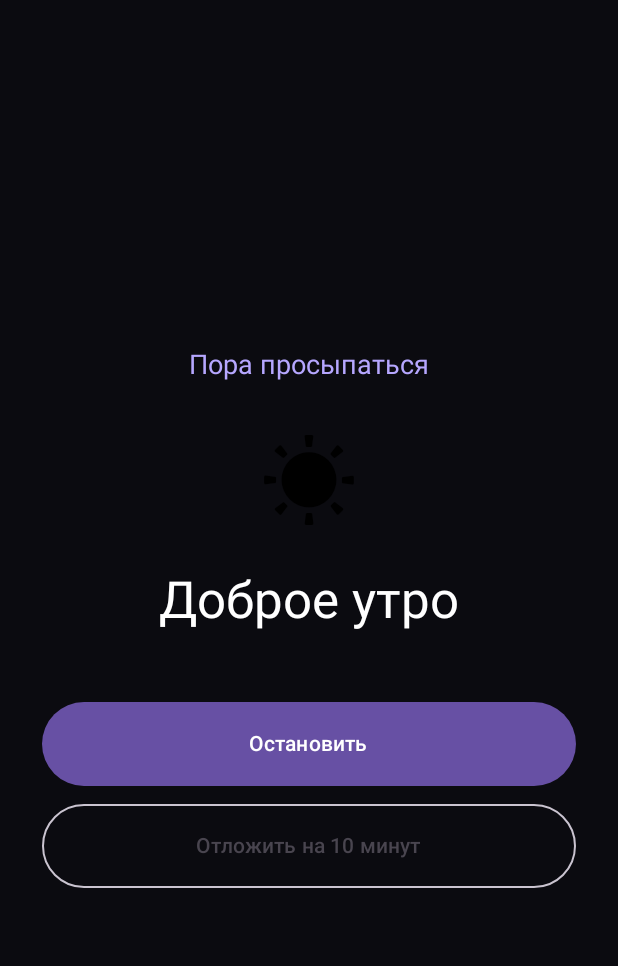
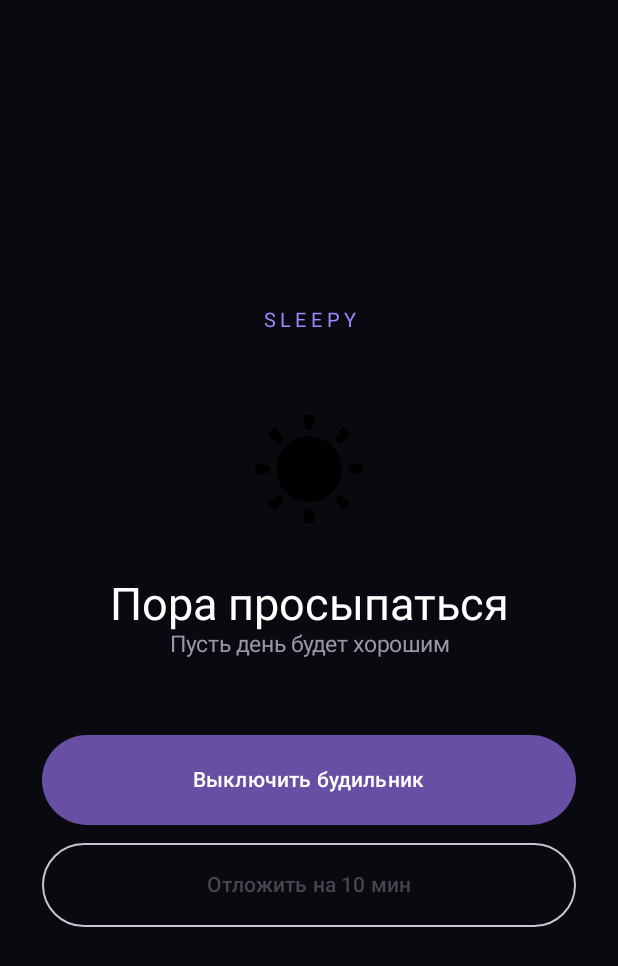
Before and after one commit to Fessterio79/sleepy-android, an Android app built with Jetpack Compose: the AlarmActivity screen opened directly, with no data from a screen before it, on a phone screen of 412 x 824 dp. Shown: the top 966 px of the screen. Run offline under Robolectric (Android 15) with nearby library versions, the phone set to English and light mode, and no system bars.

Commit message:
Add functional snooze and alarm playback controls

```diff
--- a/app/src/main/java/com/mrnv/sleepy/AlarmActivity.kt
+++ b/app/src/main/java/com/mrnv/sleepy/AlarmActivity.kt
@@ -1,5 +1,4 @@
 package com.mrnv.sleepy
-
 import android.content.Intent
 import android.os.Bundle
 import androidx.activity.ComponentActivity
@@ -12,24 +11,13 @@ import androidx.compose.ui.Modifier
 import androidx.compose.ui.graphics.Color
 import androidx.compose.ui.unit.dp
 import androidx.compose.ui.unit.sp
-
-class AlarmActivity : ComponentActivity() {
-    override fun onCreate(savedInstanceState: Bundle?) {
-        super.onCreate(savedInstanceState)
-        setContent { AlarmScreen { stopService(Intent(this, AlarmService::class.java)); finish() } }
-    }
+class AlarmActivity:ComponentActivity(){
+ override fun onCreate(savedInstanceState:Bundle?){super.onCreate(savedInstanceState);val id=intent.getIntExtra("id",-1);val snooze=AlarmStore.snoozeMinutes(this);setContent{AlarmScreen(snooze,{AlarmScheduler.scheduleSnooze(this,id,snooze);stopService(Intent(this,AlarmService::class.java));finish()},{stopService(Intent(this,AlarmService::class.java));finish()})}}
 }
-
-@Composable private fun AlarmScreen(stop: () -> Unit) {
-    Surface(color = Color(0xFF0B0B10), modifier = Modifier.fillMaxSize()) {
-        Column(horizontalAlignment = Alignment.CenterHorizontally, verticalArrangement = Arrangement.Center, modifier = Modifier.fillMaxSize().padding(28.dp)) {
-            Text("Пора просыпаться", color = Color(0xFFB6A7FF), fontSize = 18.sp)
-            Spacer(Modifier.height(16.dp)); Text("☀", fontSize = 64.sp)
-            Spacer(Modifier.height(16.dp)); Text("Доброе утро", color = Color.White, fontSize = 34.sp)
-            Spacer(Modifier.height(48.dp))
-            Button(onClick = stop, modifier = Modifier.fillMaxWidth().height(56.dp)) { Text("Остановить") }
-            Spacer(Modifier.height(12.dp))
-            OutlinedButton(onClick = {}, modifier = Modifier.fillMaxWidth().height(56.dp)) { Text("Отложить на 10 минут") }
-        }
-    }
+@Composable private fun AlarmScreen(minutes:Int,snooze:()->Unit,stop:()->Unit){
+ Surface(color=Color(0xFF090910),modifier=Modifier.fillMaxSize()){Column(horizontalAlignment=Alignment.CenterHorizontally,verticalArrangement=Arrangement.Center,modifier=Modifier.fillMaxSize().padding(28.dp)){
+ Text("S L E E P Y",color=Color(0xFF9B8AFF),fontSize=13.sp);Spacer(Modifier.height(32.dp));Text("☀",fontSize=76.sp);Spacer(Modifier.height(20.dp));Text("Пора просыпаться",color=Color.White,fontSize=30.sp);Text("Пусть день будет хорошим",color=Color(0xFF9998A8),fontSize=15.sp);Spacer(Modifier.height(52.dp))
+ Button(onClick=stop,modifier=Modifier.fillMaxWidth().height(60.dp)){Text("Выключить будильник")}
+ Spacer(Modifier.height(12.dp));OutlinedButton(onClick=snooze,modifier=Modifier.fillMaxWidth().height(56.dp)){Text("Отложить на $minutes мин")}
+ }}
 }
```
